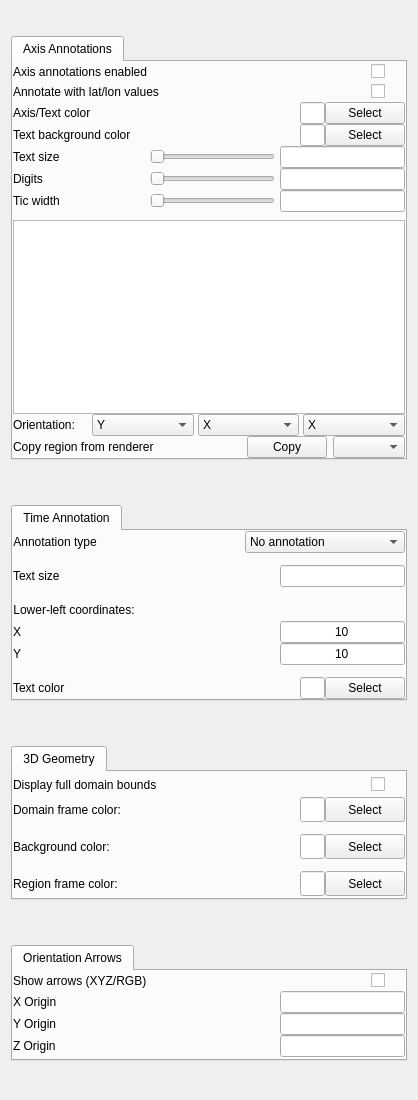
The window that apps/vaporgui/AnnotationGUI.ui (StasJ/vapor-formatted) describes before a commit, drawn with Qt 5.
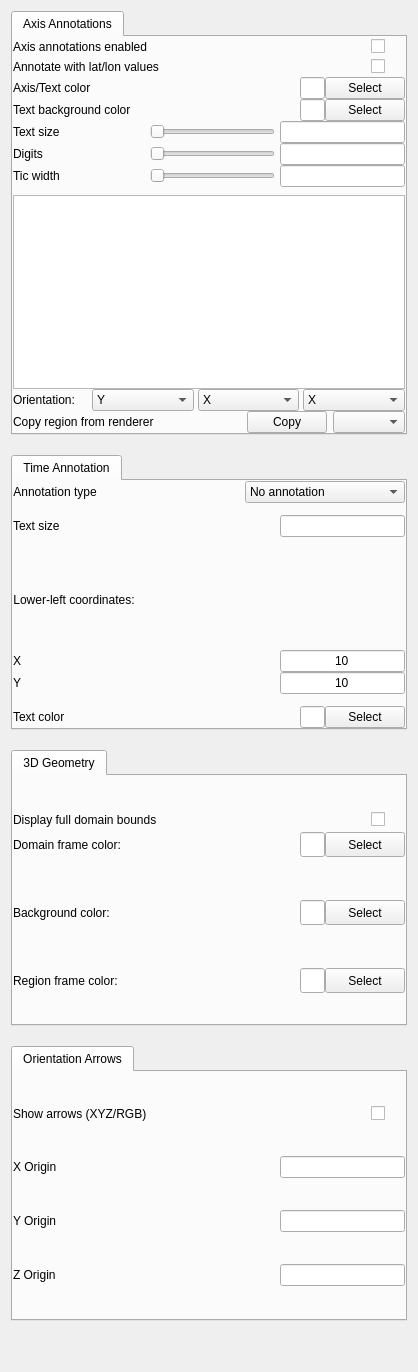
The same window after the commit.

```diff
--- a/apps/vaporgui/AnnotationGUI.ui
+++ b/apps/vaporgui/AnnotationGUI.ui
@@ -7,11 +7,11 @@
     <x>0</x>
     <y>0</y>
     <width>418</width>
-    <height>1100</height>
+    <height>1372</height>
    </rect>
   </property>
   <property name="sizePolicy">
-   <sizepolicy hsizetype="Preferred" vsizetype="Expanding">
+   <sizepolicy hsizetype="Minimum" vsizetype="Minimum">
     <horstretch>0</horstretch>
     <verstretch>0</verstretch>
    </sizepolicy>
@@ -24,8 +24,8 @@
   </property>
   <property name="maximumSize">
    <size>
-    <width>418</width>
-    <height>2200</height>
+    <width>16777215</width>
+    <height>16777215</height>
    </size>
   </property>
   <property name="baseSize">
@@ -40,14 +40,17 @@
   <property name="whatsThis">
    <string>&lt;html&gt;&lt;head/&gt;&lt;body&gt;&lt;p&gt;This panel specifies properties of each visualizer.  Additional information about this panel is available as a tooltip for each element.&lt;/p&gt;&lt;/body&gt;&lt;/html&gt;</string>
   </property>
-  <layout class="QVBoxLayout" name="verticalLayout_3" stretch="1,0,0,0">
+  <layout class="QVBoxLayout" name="verticalLayout_3" stretch="0,0,0,0,0">
    <property name="spacing">
     <number>20</number>
    </property>
+   <property name="sizeConstraint">
+    <enum>QLayout::SetMinimumSize</enum>
+   </property>
    <item>
     <widget class="QTabWidget" name="_axisAnnotationTab">
      <property name="sizePolicy">
-      <sizepolicy hsizetype="Expanding" vsizetype="Maximum">
+      <sizepolicy hsizetype="Minimum" vsizetype="Minimum">
        <horstretch>0</horstretch>
        <verstretch>0</verstretch>
       </sizepolicy>
@@ -56,6 +59,12 @@
       <number>0</number>
      </property>
      <widget class="QWidget" name="tab">
+      <property name="sizePolicy">
+       <sizepolicy hsizetype="Minimum" vsizetype="Minimum">
+        <horstretch>0</horstretch>
+        <verstretch>0</verstretch>
+       </sizepolicy>
+      </property>
       <attribute name="title">
        <string>Axis Annotations</string>
       </attribute>
@@ -80,6 +89,9 @@
          <property name="spacing">
           <number>0</number>
          </property>
+         <property name="sizeConstraint">
+          <enum>QLayout::SetMinimumSize</enum>
+         </property>
          <property name="topMargin">
           <number>0</number>
          </property>
@@ -120,6 +132,9 @@
          <property name="spacing">
           <number>0</number>
          </property>
+         <property name="sizeConstraint">
+          <enum>QLayout::SetMinimumSize</enum>
+         </property>
          <property name="topMargin">
           <number>0</number>
          </property>
@@ -160,6 +175,9 @@
          <property name="spacing">
           <number>0</number>
          </property>
+         <property name="sizeConstraint">
+          <enum>QLayout::SetMinimumSize</enum>
+         </property>
          <property name="topMargin">
           <number>0</number>
          </property>
@@ -210,6 +228,9 @@
          <property name="spacing">
           <number>0</number>
          </property>
+         <property name="sizeConstraint">
+          <enum>QLayout::SetMinimumSize</enum>
+         </property>
          <property name="topMargin">
           <number>0</number>
          </property>
@@ -260,6 +281,9 @@
          <property name="spacing">
           <number>5</number>
          </property>
+         <property name="sizeConstraint">
+          <enum>QLayout::SetMinimumSize</enum>
+         </property>
          <property name="topMargin">
           <number>0</number>
          </property>
@@ -331,6 +355,9 @@
          <property name="spacing">
           <number>5</number>
          </property>
+         <property name="sizeConstraint">
+          <enum>QLayout::SetMinimumSize</enum>
+         </property>
          <property name="topMargin">
           <number>0</number>
          </property>
@@ -402,6 +429,9 @@
          <property name="spacing">
           <number>5</number>
          </property>
+         <property name="sizeConstraint">
+          <enum>QLayout::SetMinimumSize</enum>
+         </property>
          <property name="topMargin">
           <number>0</number>
          </property>
@@ -474,7 +504,7 @@
        <item>
         <widget class="QTableWidget" name="axisAnnotationTable">
          <property name="sizePolicy">
-          <sizepolicy hsizetype="Expanding" vsizetype="Minimum">
+          <sizepolicy hsizetype="Minimum" vsizetype="Minimum">
            <horstretch>0</horstretch>
            <verstretch>0</verstretch>
           </sizepolicy>
@@ -492,6 +522,9 @@
          <property name="spacing">
           <number>4</number>
          </property>
+         <property name="sizeConstraint">
+          <enum>QLayout::SetMinimumSize</enum>
+         </property>
          <property name="topMargin">
           <number>0</number>
          </property>
@@ -560,6 +593,9 @@
        </item>
        <item>
         <layout class="QHBoxLayout" name="horizontalLayout_5">
+         <property name="sizeConstraint">
+          <enum>QLayout::SetMinimumSize</enum>
+         </property>
          <property name="topMargin">
           <number>0</number>
          </property>
@@ -602,7 +638,7 @@
    <item>
     <widget class="QTabWidget" name="tabWidget_3">
      <property name="sizePolicy">
-      <sizepolicy hsizetype="Expanding" vsizetype="Maximum">
+      <sizepolicy hsizetype="Minimum" vsizetype="Minimum">
        <horstretch>0</horstretch>
        <verstretch>0</verstretch>
       </sizepolicy>
@@ -611,6 +647,12 @@
       <number>0</number>
      </property>
      <widget class="QWidget" name="tab_4">
+      <property name="sizePolicy">
+       <sizepolicy hsizetype="Minimum" vsizetype="Preferred">
+        <horstretch>0</horstretch>
+        <verstretch>0</verstretch>
+       </sizepolicy>
+      </property>
       <attribute name="title">
        <string>Time Annotation</string>
       </attribute>
@@ -955,7 +997,7 @@
    <item>
     <widget class="QTabWidget" name="tabWidget_2">
      <property name="sizePolicy">
-      <sizepolicy hsizetype="Expanding" vsizetype="Maximum">
+      <sizepolicy hsizetype="Minimum" vsizetype="Minimum">
        <horstretch>0</horstretch>
        <verstretch>0</verstretch>
       </sizepolicy>
@@ -964,6 +1006,12 @@
       <number>0</number>
      </property>
      <widget class="QWidget" name="tab_3">
+      <property name="sizePolicy">
+       <sizepolicy hsizetype="Minimum" vsizetype="Preferred">
+        <horstretch>0</horstretch>
+        <verstretch>0</verstretch>
+       </sizepolicy>
+      </property>
       <attribute name="title">
        <string>3D Geometry</string>
       </attribute>
@@ -1308,7 +1356,7 @@
    <item>
     <widget class="QTabWidget" name="_orientationArrowTab">
      <property name="sizePolicy">
-      <sizepolicy hsizetype="Expanding" vsizetype="Maximum">
+      <sizepolicy hsizetype="Minimum" vsizetype="Minimum">
        <horstretch>0</horstretch>
        <verstretch>0</verstretch>
       </sizepolicy>
@@ -1317,6 +1365,12 @@
       <number>0</number>
      </property>
      <widget class="QWidget" name="tab_2">
+      <property name="sizePolicy">
+       <sizepolicy hsizetype="Minimum" vsizetype="Preferred">
+        <horstretch>0</horstretch>
+        <verstretch>0</verstretch>
+       </sizepolicy>
+      </property>
       <attribute name="title">
        <string>Orientation Arrows</string>
       </attribute>
@@ -1524,6 +1578,22 @@
      </widget>
     </widget>
    </item>
+   <item>
+    <spacer name="verticalSpacer">
+     <property name="orientation">
+      <enum>Qt::Vertical</enum>
+     </property>
+     <property name="sizeType">
+      <enum>QSizePolicy::Minimum</enum>
+     </property>
+     <property name="sizeHint" stdset="0">
+      <size>
+       <width>20</width>
+       <height>40</height>
+      </size>
+     </property>
+    </spacer>
+   </item>
   </layout>
  </widget>
  <layoutdefault spacing="6" margin="11"/>
```
